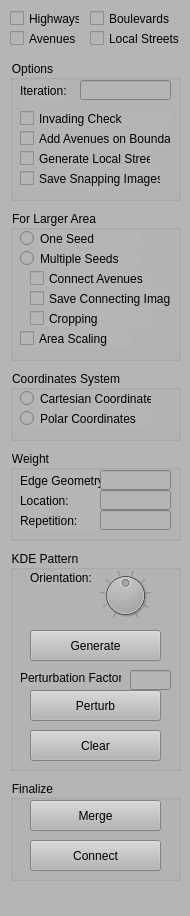
Qt form StreetDesigner/ControlWidget.ui (gnishida/StreetDesigner) before a commit.
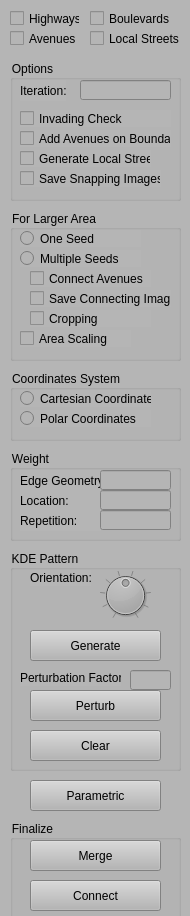
The same form after that commit.

```diff
--- a/StreetDesigner/ControlWidget.ui
+++ b/StreetDesigner/ControlWidget.ui
@@ -509,7 +509,7 @@
     <property name="geometry">
      <rect>
       <x>10</x>
-      <y>780</y>
+      <y>820</y>
       <width>171</width>
       <height>101</height>
      </rect>
@@ -557,6 +557,19 @@
      <string>Clear</string>
     </property>
    </widget>
+   <widget class="QPushButton" name="pushButtonGenerateParametric">
+    <property name="geometry">
+     <rect>
+      <x>30</x>
+      <y>780</y>
+      <width>131</width>
+      <height>31</height>
+     </rect>
+    </property>
+    <property name="text">
+     <string>Parametric</string>
+    </property>
+   </widget>
   </widget>
  </widget>
  <resources/>
```
